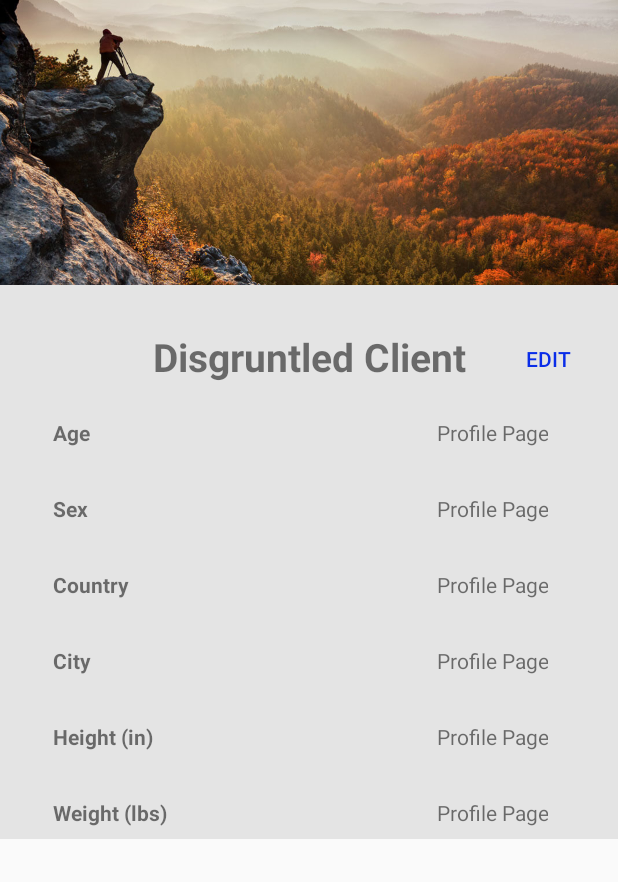
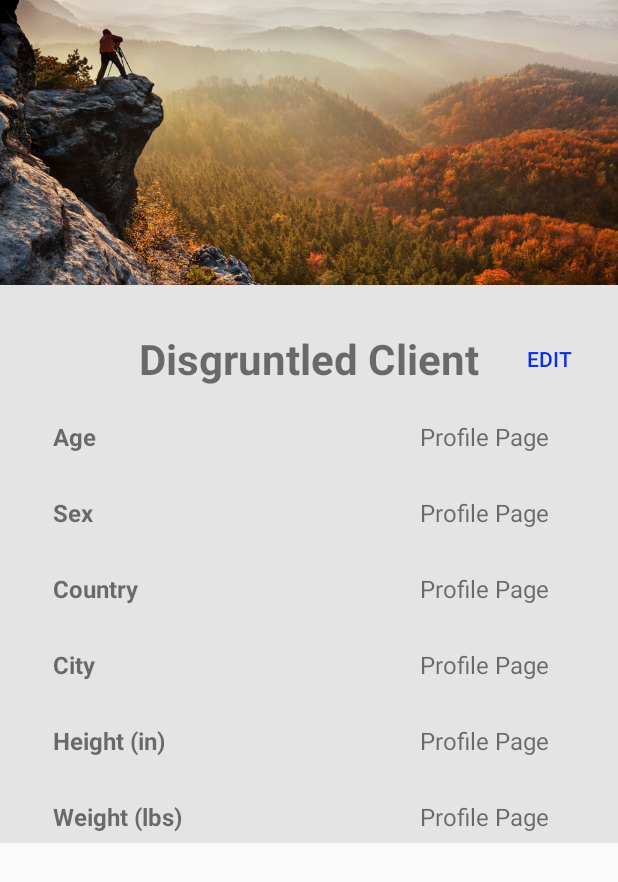
Before and after one commit to matthewwestover/LifestyleApp, an Android app: the layout fragment_user_profile.xml on its own in the app's theme, with its tools: preview values and no code run, on a phone screen of 412 x 824 dp. Shown: the top 882 px of the screen. Run offline under Robolectric (Android 15) with nearby library versions, the light colour scheme and no system bars.

Commit message:
Change BMI, BMR, Weather look same, make profile text a little larger

```diff
--- a/WAMApp/app/src/main/res/layout/fragment_user_profile.xml
+++ b/WAMApp/app/src/main/res/layout/fragment_user_profile.xml
@@ -57,12 +57,12 @@
 
         <TextView
             android:id="@+id/tv_fullname"
-            android:layout_width="225dp"
-            android:layout_height="35dp"
+            android:layout_width="wrap_content"
+            android:layout_height="38dp"
             android:layout_marginTop="30dp"
             android:gravity="center_vertical"
             android:text="@string/placeholder_name"
-            android:textSize="26sp"
+            android:textSize="28sp"
             android:textStyle="bold"
             android:textAlignment="center"
             app:layout_constraintEnd_toEndOf="parent"
@@ -79,6 +79,7 @@
             android:gravity="center_vertical"
             android:text="@string/age"
             android:textStyle="bold"
+            android:textSize="16sp"
             app:layout_constraintStart_toStartOf="parent"
             app:layout_constraintTop_toBottomOf="@+id/tv_fullname" />
 
@@ -91,6 +92,7 @@
             android:paddingEnd="20dp"
             android:gravity="center_vertical"
             android:text="@string/profile"
+            android:textSize="16sp"
             android:textAlignment="textEnd"
             app:layout_constraintStart_toEndOf="@+id/prof_age"
             app:layout_constraintTop_toBottomOf="@+id/tv_fullname"
@@ -105,6 +107,7 @@
             android:gravity="center_vertical"
             android:text="@string/sex"
             android:textStyle="bold"
+            android:textSize="16sp"
             app:layout_constraintStart_toStartOf="parent"
             app:layout_constraintTop_toBottomOf="@+id/prof_age" />
 
@@ -117,6 +120,7 @@
             android:paddingEnd="20dp"
             android:gravity="center_vertical"
             android:text="@string/profile"
+            android:textSize="16sp"
             android:textAlignment="textEnd"
             app:layout_constraintStart_toEndOf="@+id/prof_sex"
             app:layout_constraintTop_toBottomOf="@+id/tv_age"
@@ -131,6 +135,7 @@
             android:gravity="center_vertical"
             android:text="@string/country"
             android:textStyle="bold"
+            android:textSize="16sp"
             app:layout_constraintStart_toStartOf="parent"
             app:layout_constraintTop_toBottomOf="@+id/prof_sex" />
 
@@ -143,6 +148,7 @@
             android:paddingEnd="20dp"
             android:gravity="center_vertical"
             android:text="@string/profile"
+            android:textSize="16sp"
             android:textAlignment="textEnd"
             app:layout_constraintStart_toEndOf="@+id/prof_country"
             app:layout_constraintTop_toBottomOf="@+id/tv_sex"
@@ -157,6 +163,7 @@
             android:gravity="center_vertical"
             android:text="@string/city"
             android:textStyle="bold"
+            android:textSize="16sp"
             app:layout_constraintStart_toStartOf="parent"
             app:layout_constraintTop_toBottomOf="@+id/prof_country" />
 
@@ -169,6 +176,7 @@
             android:paddingEnd="20dp"
             android:gravity="center_vertical"
             android:text="@string/profile"
+            android:textSize="16sp"
             android:textAlignment="textEnd"
             app:layout_constraintStart_toEndOf="@+id/prof_city"
             app:layout_constraintTop_toBottomOf="@+id/tv_country"
@@ -183,6 +191,7 @@
             android:gravity="center_vertical"
             android:text="@string/height"
             android:textStyle="bold"
+            android:textSize="16sp"
             app:layout_constraintStart_toStartOf="parent"
             app:layout_constraintTop_toBottomOf="@+id/prof_city" />
 
@@ -195,6 +204,7 @@
             android:paddingEnd="20dp"
             android:gravity="center_vertical"
             android:text="@string/profile"
+            android:textSize="16sp"
             android:textAlignment="textEnd"
             app:layout_constraintStart_toEndOf="@+id/prof_height"
             app:layout_constraintTop_toBottomOf="@+id/tv_city"
@@ -209,6 +219,7 @@
             android:gravity="center_vertical"
             android:text="@string/weight"
             android:textStyle="bold"
+            android:textSize="16sp"
             app:layout_constraintStart_toStartOf="parent"
             app:layout_constraintTop_toBottomOf="@+id/prof_height" />
 
@@ -221,6 +232,7 @@
             android:paddingEnd="20dp"
             android:gravity="center_vertical"
             android:text="@string/profile"
+            android:textSize="16sp"
             android:textAlignment="textEnd"
             app:layout_constraintStart_toEndOf="@+id/prof_weight"
             app:layout_constraintTop_toBottomOf="@+id/tv_height"
--- a/WAMApp/app/src/main/res/layout/weather_fragment.xml
+++ b/WAMApp/app/src/main/res/layout/weather_fragment.xml
@@ -23,14 +23,14 @@
         android:id="@+id/temperature_result"
         android:layout_width="wrap_content"
         android:layout_height="wrap_content"
-        android:layout_marginTop="20dp"
         android:gravity="center"
         android:padding="8dp"
         android:textSize="46sp"
         android:textStyle="bold"
-        app:layout_constraintEnd_toEndOf="parent"
+        android:textColor="@color/colorPrimary"
         app:layout_constraintHorizontal_bias="0.498"
-        app:layout_constraintStart_toStartOf="parent"
+        app:layout_constraintStart_toStartOf="@+id/city_name"
+        app:layout_constraintEnd_toEndOf="@+id/city_name"
         app:layout_constraintTop_toBottomOf="@+id/city_name" />
 
 </androidx.constraintlayout.widget.ConstraintLayout>
```
Also changed, not shown: WAMApp/app/src/main/java/com/example/wamapp/User.java (+11 -0 lines), WAMApp/app/src/main/res/layout/bmi_fragment.xml (+11 -12 lines), WAMApp/app/src/main/res/layout/bmr_fragment.xml (+6 -3 lines).
